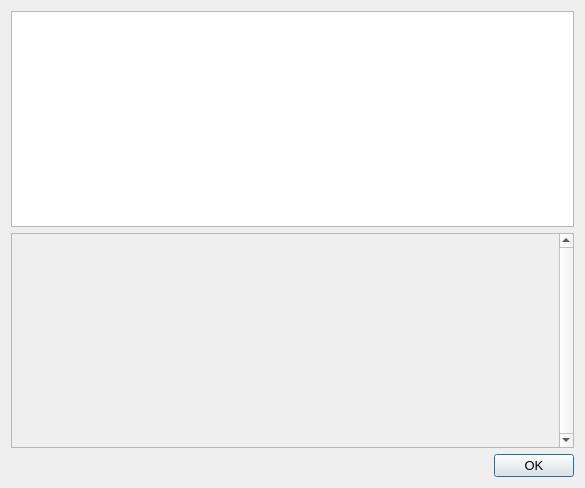
Old version of the form src/qt/forms/helpmessagedialog.ui in the repository camenlx/dystem-core.
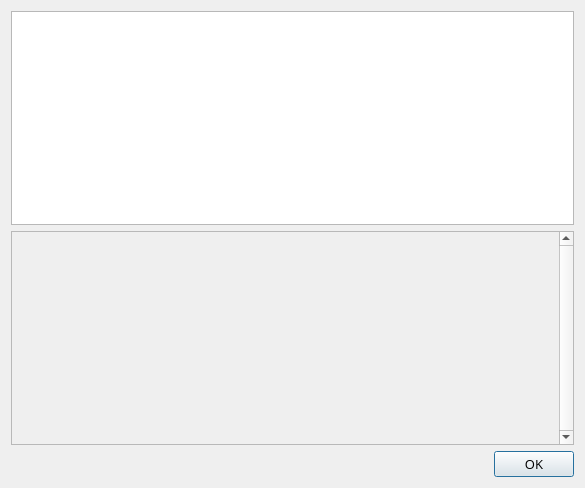
New version of the form.

Commit message: Added open sans as the font on all screens

Patch:
```diff
--- a/src/qt/forms/helpmessagedialog.ui
+++ b/src/qt/forms/helpmessagedialog.ui
@@ -23,6 +23,11 @@
     <layout class="QVBoxLayout" name="verticalLayout">
      <item>
       <widget class="QTextEdit" name="helpMessage">
+       <property name="font">
+        <font>
+         <family>Open Sans</family>
+        </font>
+       </property>
        <property name="readOnly">
         <bool>true</bool>
        </property>
@@ -48,6 +53,11 @@
         <layout class="QVBoxLayout" name="verticalLayout_2">
          <item>
           <widget class="QLabel" name="aboutMessage">
+           <property name="font">
+            <font>
+             <family>Open Sans</family>
+            </font>
+           </property>
            <property name="cursor">
             <cursorShape>IBeamCursor</cursorShape>
            </property>
@@ -71,6 +81,11 @@
      </item>
      <item>
       <widget class="QDialogButtonBox" name="okButton">
+       <property name="font">
+        <font>
+         <family>Open Sans</family>
+        </font>
+       </property>
        <property name="orientation">
         <enum>Qt::Horizontal</enum>
        </property>
```
The commit also changes 21 other files.
